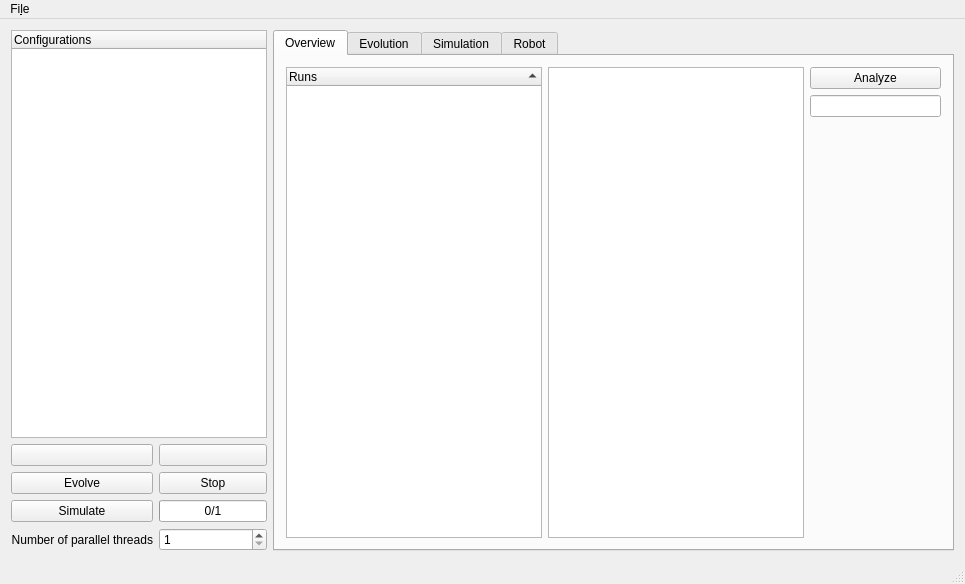
This is mainwindow.ui in eagle2com/robogen-gui as Qt 5 draws it before an edit. The edited form follows.
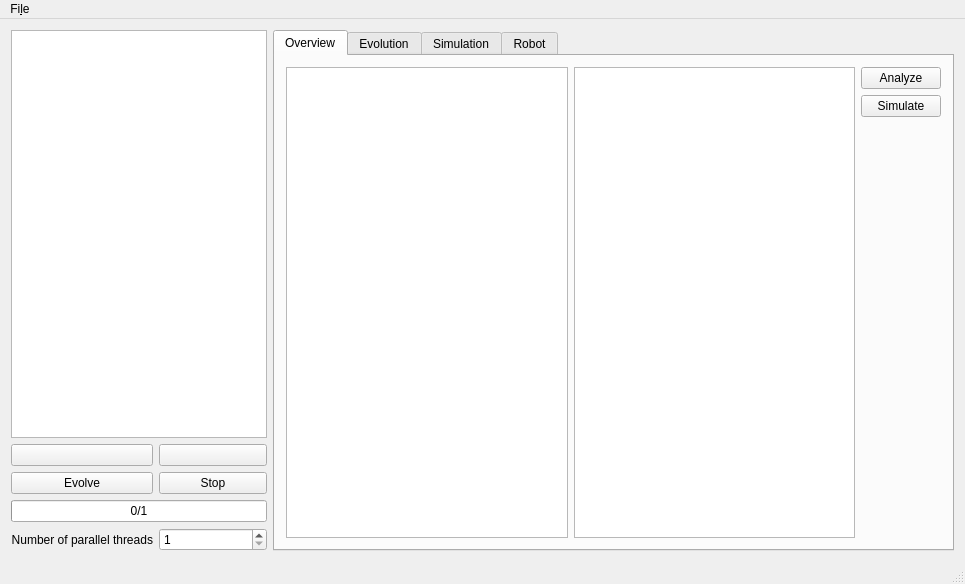
This is the edited form. Icons and pictures are not drawn. Custom widgets are drawn as their Qt base class.

Diff of the .ui file:
```diff
--- a/mainwindow.ui
+++ b/mainwindow.ui
@@ -24,7 +24,7 @@
     <item>
      <layout class="QVBoxLayout" name="verticalLayout">
       <item>
-       <widget class="QTreeWidget" name="tree_project">
+       <widget class="QListWidget" name="tree_project">
         <property name="sizePolicy">
          <sizepolicy hsizetype="Minimum" vsizetype="Expanding">
           <horstretch>0</horstretch>
@@ -52,43 +52,10 @@
         <property name="focusPolicy">
          <enum>Qt::ClickFocus</enum>
         </property>
-        <property name="animated">
-         <bool>false</bool>
-        </property>
-        <property name="expandsOnDoubleClick">
-         <bool>false</bool>
-        </property>
-        <property name="columnCount">
-         <number>1</number>
-        </property>
-        <column>
-         <property name="text">
-          <string>Configurations</string>
-         </property>
-        </column>
        </widget>
       </item>
       <item>
        <layout class="QGridLayout" name="gridLayout">
-        <item row="2" column="1">
-         <widget class="QProgressBar" name="progressBar">
-          <property name="sizePolicy">
-           <sizepolicy hsizetype="Minimum" vsizetype="Fixed">
-            <horstretch>0</horstretch>
-            <verstretch>0</verstretch>
-           </sizepolicy>
-          </property>
-          <property name="maximum">
-           <number>1</number>
-          </property>
-          <property name="value">
-           <number>0</number>
-          </property>
-          <property name="format">
-           <string>%v/%m</string>
-          </property>
-         </widget>
-        </item>
         <item row="1" column="0">
          <widget class="QPushButton" name="push_evolve">
           <property name="text">
@@ -114,13 +81,6 @@
           </property>
          </widget>
         </item>
-        <item row="2" column="0">
-         <widget class="QPushButton" name="push_simulate">
-          <property name="text">
-           <string>Simulate</string>
-          </property>
-         </widget>
-        </item>
         <item row="0" column="0">
          <widget class="QPushButton" name="push_add">
           <property name="text">
@@ -155,6 +115,25 @@
           </property>
          </widget>
         </item>
+        <item row="2" column="0" colspan="2">
+         <widget class="QProgressBar" name="progressBar">
+          <property name="sizePolicy">
+           <sizepolicy hsizetype="Minimum" vsizetype="Fixed">
+            <horstretch>0</horstretch>
+            <verstretch>0</verstretch>
+           </sizepolicy>
+          </property>
+          <property name="maximum">
+           <number>1</number>
+          </property>
+          <property name="value">
+           <number>0</number>
+          </property>
+          <property name="format">
+           <string>%v/%m</string>
+          </property>
+         </widget>
+        </item>
        </layout>
       </item>
      </layout>
@@ -169,24 +148,6 @@
         <string>Overview</string>
        </attribute>
        <layout class="QGridLayout" name="gridLayout_2">
-        <item row="1" column="2">
-         <widget class="QTreeWidget" name="tree_runs">
-          <property name="alternatingRowColors">
-           <bool>true</bool>
-          </property>
-          <property name="itemsExpandable">
-           <bool>false</bool>
-          </property>
-          <property name="sortingEnabled">
-           <bool>true</bool>
-          </property>
-          <column>
-           <property name="text">
-            <string>Runs</string>
-           </property>
-          </column>
-         </widget>
-        </item>
         <item row="1" column="4">
          <layout class="QVBoxLayout" name="verticalLayout_2">
           <item>
@@ -197,7 +158,11 @@
            </widget>
           </item>
           <item>
-           <widget class="QLineEdit" name="line_name"/>
+           <widget class="QPushButton" name="push_simulate">
+            <property name="text">
+             <string>Simulate</string>
+            </property>
+           </widget>
           </item>
           <item>
            <spacer name="verticalSpacer">
@@ -221,6 +186,13 @@
           </property>
          </widget>
         </item>
+        <item row="1" column="2">
+         <widget class="CustomListWidget" name="tree_runs">
+          <property name="alternatingRowColors">
+           <bool>true</bool>
+          </property>
+         </widget>
+        </item>
        </layout>
       </widget>
       <widget class="QWidget" name="tab_evolution">
@@ -1400,9 +1372,14 @@
   </action>
  </widget>
  <layoutdefault spacing="6" margin="11"/>
- <resources>
-  <include location="res.qrc"/>
- </resources>
+ <customwidgets>
+  <customwidget>
+   <class>CustomListWidget</class>
+   <extends>QListWidget</extends>
+   <header>customlistwidget.h</header>
+  </customwidget>
+ </customwidgets>
+ <resources/>
  <connections>
   <connection>
    <sender>actionQuit</sender>
```
Left out of the diff: 4 changed lines with no effect on the pictures.
